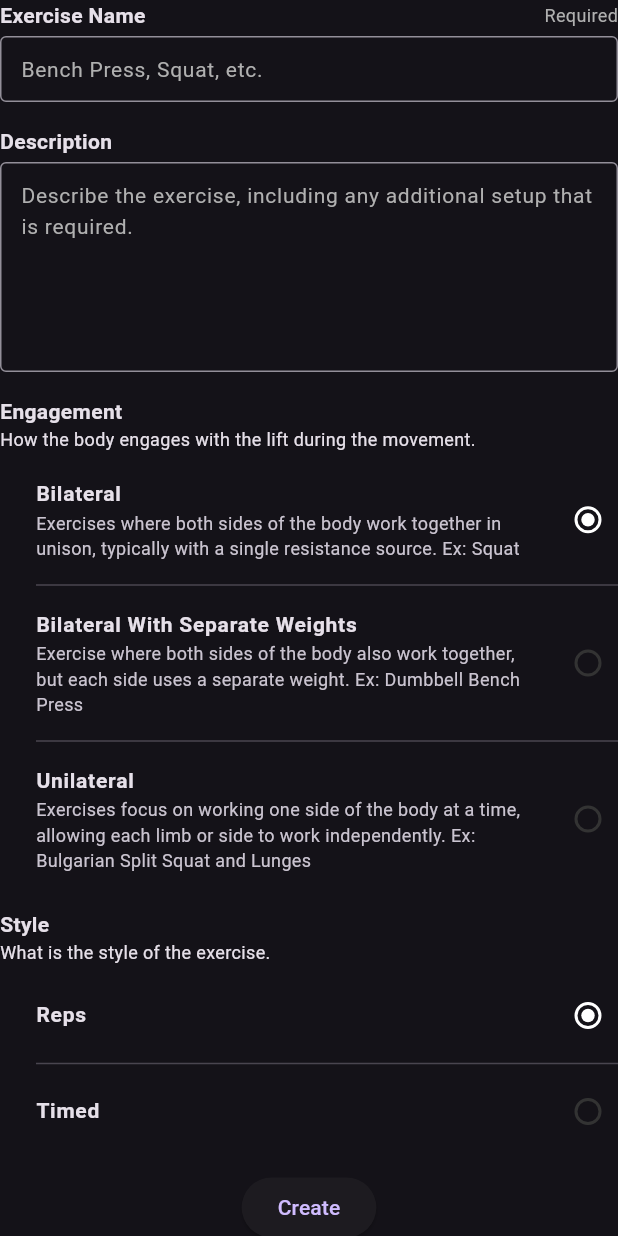
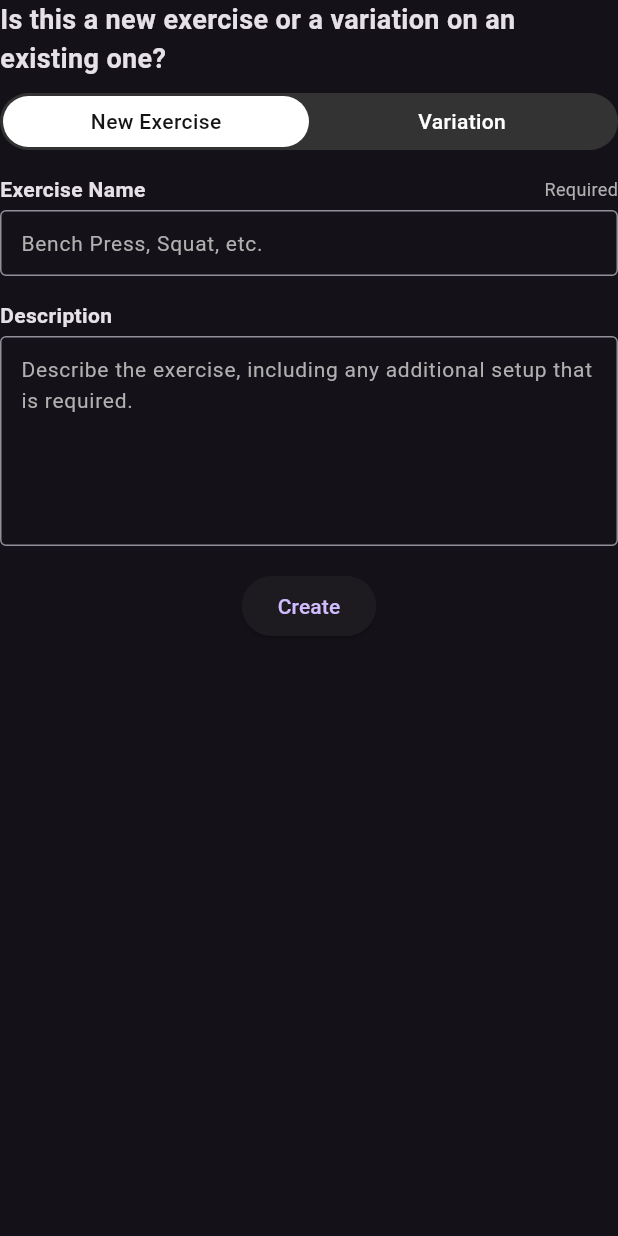
Before and after one commit to MattyD1/flex_workout_logger, a Flutter app: the ExerciseCreateForm widget shown alone on an empty page, opened directly, on a phone screen of 412 x 824 dp. Run offline on Flutter 3.47's test engine with Material 3 defaults, Android fonts, the phone set to English and light mode, and no system bars; drawn by our look-alikes of custom_sliding_segmented_control; our stand-ins replace flutter_riverpod, flutter_slidable, fpdart, freezed_annotation, go_router, realm and 1 more; generated files the repository leaves out were written again; statements that could not run were skipped.

Commit message:
Added variation segment controller

```diff
--- a/lib/features/exercises/ui/screens/exercises_create_screen.dart
+++ b/lib/features/exercises/ui/screens/exercises_create_screen.dart
@@ -62,7 +62,7 @@ class ExercisesCreateScreen extends ConsumerWidget {
                 top: AppLayout.miniPadding,
               ),
               color: context.colorScheme.offBackground,
-              child: const StepIndicator(currentStep: 1, totalSteps: 1),
+              child: const StepIndicator(currentStep: 1, totalSteps: 3),
             ),
           ),
         ],
--- a/lib/features/exercises/ui/widgets/exercise_create_form.dart
+++ b/lib/features/exercises/ui/widgets/exercise_create_form.dart
@@ -8,6 +8,7 @@ import 'package:flex_workout_logger/features/exercises/domain/validations/exerci
 import 'package:flex_workout_logger/features/exercises/domain/validations/exercise_engagement.dart';
 import 'package:flex_workout_logger/features/exercises/domain/validations/exercise_name.dart';
 import 'package:flex_workout_logger/features/exercises/domain/validations/exercise_style.dart';
+import 'package:flex_workout_logger/features/exercises/ui/widgets/variation_segment_controller.dart';
 import 'package:flex_workout_logger/utils/ui_extensions.dart';
 import 'package:flex_workout_logger/widgets/ui/radio_list.dart';
 import 'package:flex_workout_logger/widgets/ui/textfield.dart';
@@ -32,6 +33,14 @@ class _ExerciseCreateFormState extends ConsumerState<ExerciseCreateForm> {
   ExerciseDescription? _description;
   Engagement? _engagement = Engagement.bilateral;
   Style? _style = Style.reps;
+
+  int _selectedVariation = 1;
+
+  void _onVariationChanged(int index) {
+    setState(() {
+      _selectedVariation = index;
+    });
+  }
 
   @override
   Widget build(BuildContext context) {
@@ -66,9 +75,21 @@ class _ExerciseCreateFormState extends ConsumerState<ExerciseCreateForm> {
       child: Column(
         // mainAxisSize: MainAxisSize.min,
         children: [
+          Text(
+            'Is this a new exercise or a variation on an existing one?',
+            style: context.textTheme.headlineLarge,
+          ),
+          const SizedBox(height: AppLayout.smallPadding),
+          VariationSegementedController(
+            selectedValue: _selectedVariation,
+            onValueChanged: _onVariationChanged,
+          ),
+          const SizedBox(height: AppLayout.defaultPadding),
           MyTextField(
-            label: 'Exercise Name',
-            hintText: 'Bench Press, Squat, etc.',
+            label: _selectedVariation == 1 ? 'Exercise Name' : 'Variation Name',
+            hintText: _selectedVariation == 1
+                ? 'Bench Press, Squat, etc.'
+                : 'Paused, 3” Bands, Alternating, etc...',
             errorText: errorText,
             onChanged: (value) => _name = ExerciseName(value),
             validator: (value) => _name?.validate,
@@ -79,8 +100,9 @@ class _ExerciseCreateFormState extends ConsumerState<ExerciseCreateForm> {
           const SizedBox(height: AppLayout.defaultPadding),
           MyTextField(
             label: 'Description',
-            hintText:
-                'Describe the exercise, including any additional setup that is required.',
+            hintText: _selectedVariation == 1
+                ? 'Describe the exercise, including any additional setup that is required.'
+                : 'Describe of the variation including the main differences between itself and its base exercise.',
             errorText: errorText,
             onChanged: (value) => _description = ExerciseDescription(value),
             validator: (value) => _description?.validate,
@@ -88,62 +110,62 @@ class _ExerciseCreateFormState extends ConsumerState<ExerciseCreateForm> {
             readOnly: isLoading,
             isTextArea: true,
           ),
-          const SizedBox(height: AppLayout.defaultPadding),
-          SizedBox(
-            width: double.infinity,
-            child: Column(
-              crossAxisAlignment: CrossAxisAlignment.start,
-              children: [
-                Text(
-                  'Engagement',
-                  style: context.textTheme.label,
-                ),
-                const Text(
-                  'How the body engages with the lift during the movement.',
-                  style: TextStyle(fontSize: 12),
-                ),
-              ],
-            ),
-          ),
-          const SizedBox(height: AppLayout.smallPadding),
-          RadioList<Engagement>(
-            selectedValue: Engagement.bilateral,
-            onSelected: (Engagement? value) {
-              setState(() {
-                _engagement = value;
-              });
-            },
-            values: Engagement.values.toList(),
-            groupValue: _engagement,
-          ),
-          const SizedBox(height: AppLayout.defaultPadding),
-          SizedBox(
-            width: double.infinity,
-            child: Column(
-              crossAxisAlignment: CrossAxisAlignment.start,
-              children: [
-                Text(
-                  'Style',
-                  style: context.textTheme.label,
-                ),
-                const Text(
-                  'What is the style of the exercise.',
-                  style: TextStyle(fontSize: 12),
-                ),
-              ],
-            ),
-          ),
-          const SizedBox(height: AppLayout.smallPadding),
-          RadioList<Style>(
-            selectedValue: Style.reps,
-            onSelected: (Style? value) {
-              setState(() {
-                _style = value;
-              });
-            },
-            values: Style.values.toList(),
-            groupValue: _style,
-          ),
+          // const SizedBox(height: AppLayout.defaultPadding),
+          // SizedBox(
+          //   width: double.infinity,
+          //   child: Column(
+          //     crossAxisAlignment: CrossAxisAlignment.start,
+          //     children: [
+          //       Text(
+          //         'Engagement',
+          //         style: context.textTheme.label,
+          //       ),
+          //       const Text(
+          //         'How the body engages with the lift during the movement.',
+          //         style: TextStyle(fontSize: 12),
+          //       ),
+          //     ],
+          //   ),
+          // ),
+          // const SizedBox(height: AppLayout.smallPadding),
+          // RadioList<Engagement>(
+          //   selectedValue: Engagement.bilateral,
+          //   onSelected: (Engagement? value) {
+          //     setState(() {
+          //       _engagement = value;
+          //     });
+          //   },
+          //   values: Engagement.values.toList(),
+          //   groupValue: _engagement,
+          // ),
+          // const SizedBox(height: AppLayout.defaultPadding),
+          // SizedBox(
+          //   width: double.infinity,
+          //   child: Column(
+          //     crossAxisAlignment: CrossAxisAlignment.start,
+          //     children: [
+          //       Text(
+          //         'Style',
+          //         style: context.textTheme.label,
+          //       ),
+          //       const Text(
+          //         'What is the style of the exercise.',
+          //         style: TextStyle(fontSize: 12),
+          //       ),
+          //     ],
+          //   ),
+          // ),
+          // const SizedBox(height: AppLayout.smallPadding),
+          // RadioList<Style>(
+          //   selectedValue: Style.reps,
+          //   onSelected: (Style? value) {
+          //     setState(() {
+          //       _style = value;
+          //     });
+          //   },
+          //   values: Style.values.toList(),
+          //   groupValue: _style,
+          // ),
           const SizedBox(height: AppLayout.defaultPadding),
           ElevatedButton(
             onPressed: isLoading
--- /dev/null
+++ b/lib/features/exercises/ui/widgets/variation_segment_controller.dart
@@ -0,0 +1,65 @@
+import 'package:custom_sliding_segmented_control/custom_sliding_segmented_control.dart';
+import 'package:flex_workout_logger/config/theme/app_layout.dart';
+import 'package:flex_workout_logger/utils/ui_extensions.dart';
+import 'package:flutter/material.dart';
+
+///
+class VariationSegementedController extends StatelessWidget {
+  /// Constructor
+  const VariationSegementedController({
+    required this.selectedValue,
+    required this.onValueChanged,
+    super.key,
+  });
+
+  /// Initial Value
+  final int selectedValue;
+
+  /// Value Changed Callback
+  final void Function(int) onValueChanged;
+
+  @override
+  Widget build(BuildContext context) {
+    return CustomSlidingSegmentedControl<int>(
+      initialValue: 1,
+      padding: AppLayout.defaultPadding,
+      height: 34,
+      isStretch: true,
+      fromMax: true,
+      children: {
+        1: Text(
+          'New Exercise',
+          style: TextStyle(
+            fontWeight: FontWeight.w500,
+            color: selectedValue == 1
+                ? context.colorScheme.background
+                : context.colorScheme.foreground,
+          ),
+        ),
+        2: Text(
+          'Variation',
+          style: TextStyle(
+            fontWeight: FontWeight.w500,
+            color: selectedValue == 2
+                ? context.colorScheme.background
+                : context.colorScheme.foreground,
+          ),
+        ),
+      },
+      decoration: BoxDecoration(
+        color: context.colorScheme.muted,
+        borderRadius: BorderRadius.circular(999),
+      ),
+      thumbDecoration: BoxDecoration(
+        color: context.colorScheme.foreground,
+        borderRadius: BorderRadius.circular(999),
+      ),
+      duration: const Duration(milliseconds: 400),
+      curve: Curves.easeInOutCubic,
+      onValueChanged: onValueChanged,
+      customSegmentSettings:
+          // ignore: avoid_redundant_argument_values
+          CustomSegmentSettings(splashColor: Colors.transparent),
+    );
+  }
+}
--- a/pubspec.yaml
+++ b/pubspec.yaml
@@ -23,6 +23,7 @@ dependencies:
   faker: ^2.1.0
   cupertino_icons: ^1.0.6
   flutter_slidable: ^3.0.1
+  custom_sliding_segmented_control: ^1.8.1
 
 dev_dependencies:
   flutter_test:
```
Also changed, not shown: pubspec.lock.
